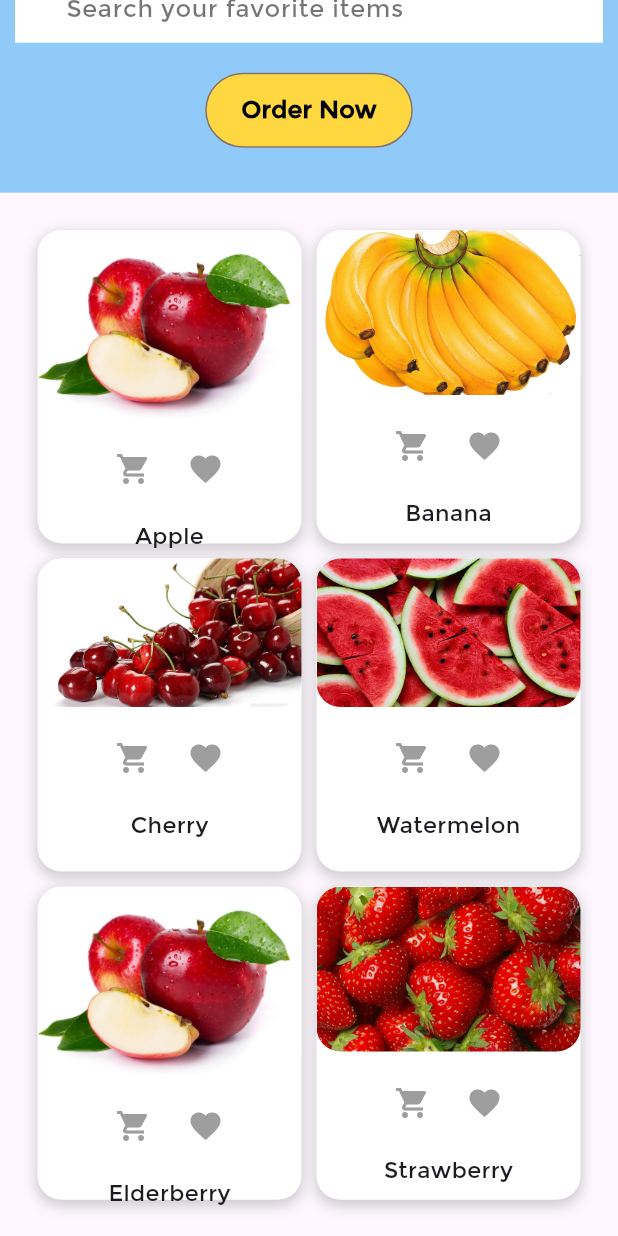
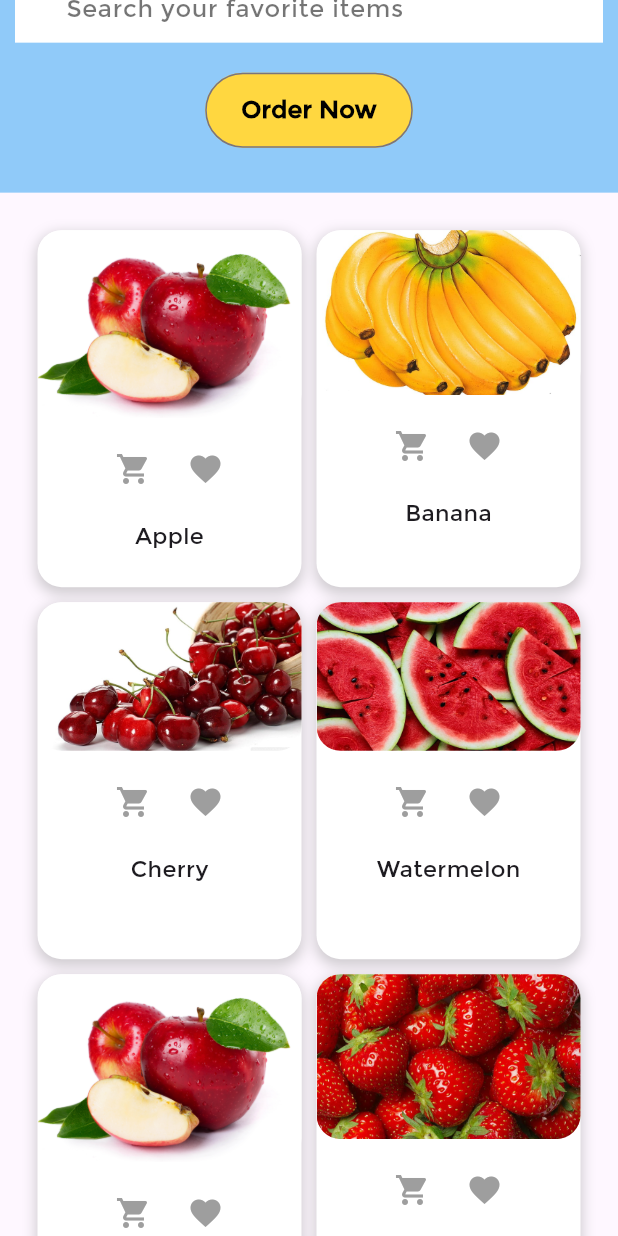
Before and after one commit to Attta-pangestu/fruithub-flutter-app, a Flutter app: the screen it shows after launch, scrolled down 563 dp, on a phone screen of 412 x 824 dp. Run offline on Flutter 3.47's test engine with Material 3 defaults, Android fonts, the phone set to English and light mode, and no system bars; drawn by our look-alikes of auto_size_text.

Commit message:
change aspect ration

```diff
--- a/lib/components/body/body_section.dart
+++ b/lib/components/body/body_section.dart
@@ -21,11 +21,11 @@ class BodySection extends StatelessWidget {
             Responsive(
               mobile: ResponsiveListMenu(
                 crossAxisCount: size.width < 690 ? 2 : 3,
-                aspectRatio: size.width < 500 ? .85 : 1.1,
+                aspectRatio: size.width < 500 ? .75 : 1.1,
               ),
               desktop: ResponsiveListMenu(
                 crossAxisCount: size.width < 650 ? 2 : 3,
-                aspectRatio: size.width < 650 ? .85 : 1.1,
+                aspectRatio: size.width < 650 ? .75 : 1.1,
               ),
             ),
           ]),
```
